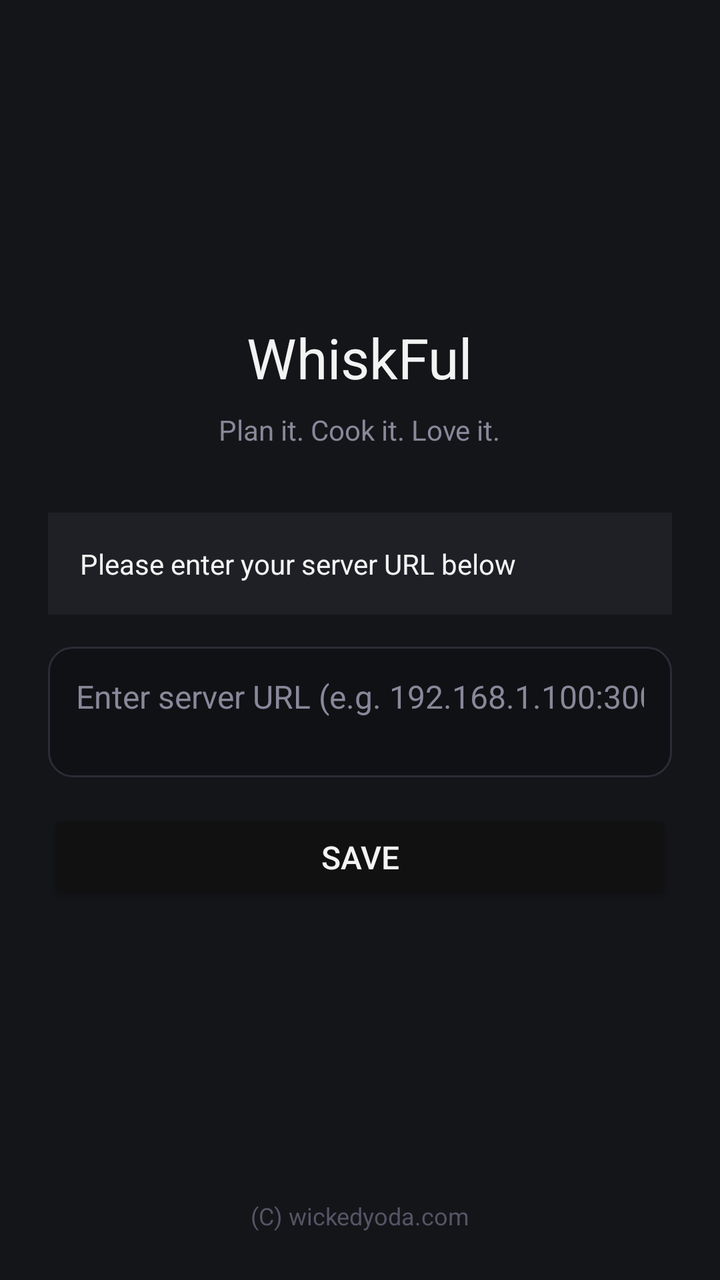
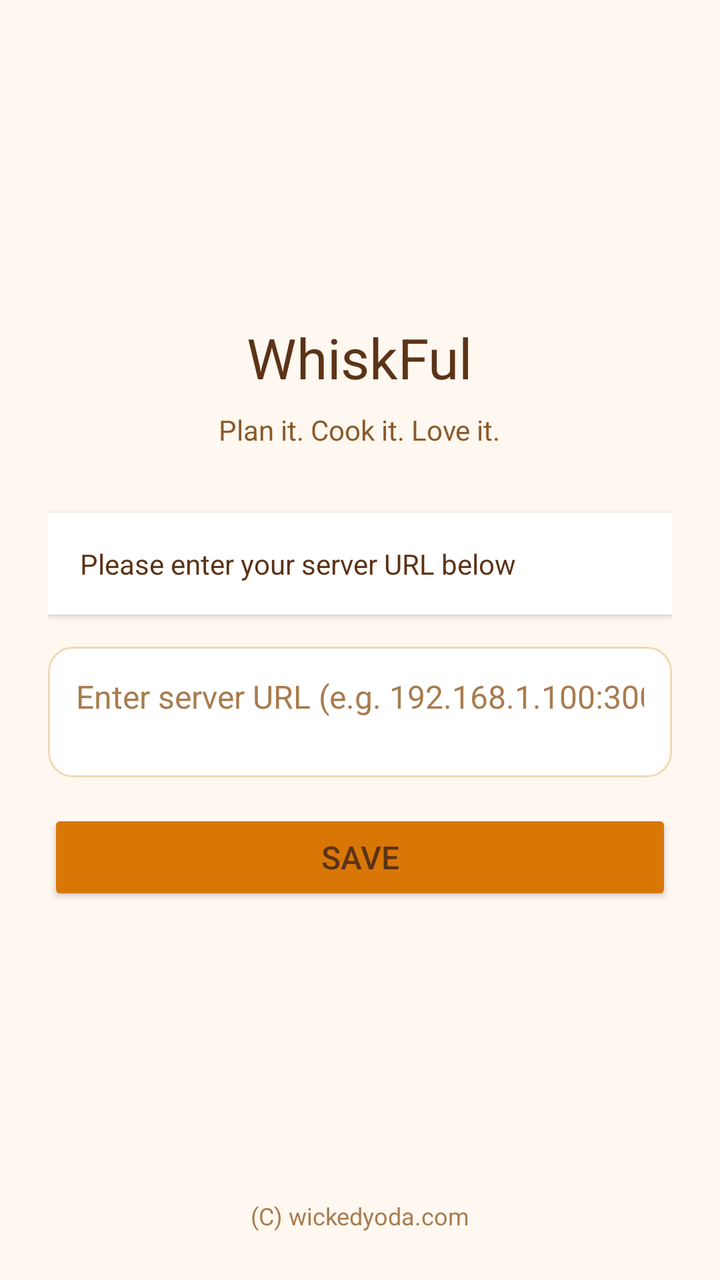

Compare the two renders of this Android layout. The source of the first and the diff that turns it into the second are given below.
<!-- AndroidManifest.xml: application theme Theme.AppCompat.Light.NoActionBar -->
<!-- res/layout/activity_main.xml -->
<?xml version="1.0" encoding="utf-8"?>
<LinearLayout xmlns:android="http://schemas.android.com/apk/res/android"
    android:layout_width="match_parent"
    android:layout_height="match_parent"
    android:background="#141519"
    android:orientation="vertical"
    android:gravity="center"
    android:padding="24dp">

    <ImageView
        android:layout_width="120dp"
        android:layout_height="120dp"
        android:src="@mipmap/ic_launcher"
        android:layout_marginBottom="16dp" />

    <TextView
        android:layout_width="wrap_content"
        android:layout_height="wrap_content"
        android:text="WhiskFul"
        android:textSize="28sp"
        android:textColor="#f3f3f3"
        android:fontFamily="sans-serif"
        android:layout_marginBottom="8dp" />

    <TextView
        android:layout_width="wrap_content"
        android:layout_height="wrap_content"
        android:text="Plan it. Cook it. Love it."
        android:textSize="14sp"
        android:textColor="#888899"
        android:fontFamily="sans-serif"
        android:layout_marginBottom="32dp" />

    <TextView
        android:layout_width="match_parent"
        android:layout_height="wrap_content"
        android:text="Please enter your server URL below"
        android:textSize="14sp"
        android:textColor="#f3f3f3"
        android:fontFamily="sans-serif"
        android:background="#1e2026"
        android:padding="16dp"
        android:layout_marginBottom="16dp" />

    <EditText
        android:id="@+id/urlInput"
        android:layout_width="match_parent"
        android:layout_height="0dp"
        android:layout_weight="0.5"
        android:hint="Enter server URL (e.g. 192.168.1.100:3000)"
        android:textColorHint="#888899"
        android:textColor="#f3f3f3"
        android:background="@drawable/url_input_bg"
        android:padding="14dp"
        android:textSize="16sp"
        android:inputType="textUri"
        android:imeOptions="actionGo"
        android:layout_marginBottom="16dp"
        android:gravity="top|start"
        android:minHeight="0dp" />

    <Button
        android:id="@+id/connectBtn"
        android:layout_width="match_parent"
        android:layout_height="wrap_content"
        android:text="Save"
        android:textColor="#f3f3f3"
        android:textSize="16sp"
        android:backgroundTint="#111111"
        android:layout_marginBottom="16dp" />

    <Space
        android:layout_width="match_parent"
        android:layout_height="0dp"
        android:layout_weight="1" />

    <TextView
        android:layout_width="wrap_content"
        android:layout_height="wrap_content"
        android:text="(C) wickedyoda.com"
        android:textSize="12sp"
        android:textColor="#555566"
        android:fontFamily="sans-serif" />

</LinearLayout>
<!-- resources referenced by this layout -->
<resources>
  <!-- drawable url_input_bg (drawable) -->
  <?xml version="1.0" encoding="utf-8"?>
  <shape xmlns:android="http://schemas.android.com/apk/res/android">
      <solid android:color="#0f1115" />
      <stroke android:width="1dp" android:color="#2a2d35" />
      <corners android:radius="12dp" />
  </shape>
  <!-- mipmap ic_launcher (mipmap-anydpi-v26) -->
  <?xml version="1.0" encoding="utf-8"?>
  <adaptive-icon xmlns:android="http://schemas.android.com/apk/res/android">
      <background android:drawable="@color/ic_launcher_background" />
      <foreground android:drawable="@mipmap/ic_launcher" />
  </adaptive-icon>
  <color name="ic_launcher_background">#FFFFFF</color>
</resources>

<!-- the commit's change to res/layout/activity_main.xml (unified diff, before → after) -->
@@ -2,7 +2,7 @@
 <LinearLayout xmlns:android="http://schemas.android.com/apk/res/android"
     android:layout_width="match_parent"
     android:layout_height="match_parent"
-    android:background="#141519"
+    android:background="#fff8f0"
     android:orientation="vertical"
     android:gravity="center"
     android:padding="24dp">
@@ -18,7 +18,7 @@
         android:layout_height="wrap_content"
         android:text="WhiskFul"
         android:textSize="28sp"
-        android:textColor="#f3f3f3"
+        android:textColor="#5c3317"
         android:fontFamily="sans-serif"
         android:layout_marginBottom="8dp" />
 
@@ -27,7 +27,7 @@
         android:layout_height="wrap_content"
         android:text="Plan it. Cook it. Love it."
         android:textSize="14sp"
-        android:textColor="#888899"
+        android:textColor="#8a5a2b"
         android:fontFamily="sans-serif"
         android:layout_marginBottom="32dp" />
 
@@ -36,11 +36,12 @@
         android:layout_height="wrap_content"
         android:text="Please enter your server URL below"
         android:textSize="14sp"
-        android:textColor="#f3f3f3"
+        android:textColor="#5c3317"
         android:fontFamily="sans-serif"
-        android:background="#1e2026"
+        android:background="#fff"
         android:padding="16dp"
-        android:layout_marginBottom="16dp" />
+        android:layout_marginBottom="16dp"
+        android:elevation="2dp" />
 
     <EditText
         android:id="@+id/urlInput"
@@ -48,8 +49,8 @@
         android:layout_height="0dp"
         android:layout_weight="0.5"
         android:hint="Enter server URL (e.g. 192.168.1.100:3000)"
-        android:textColorHint="#888899"
-        android:textColor="#f3f3f3"
+        android:textColorHint="#a87c4f"
+        android:textColor="#5c3317"
         android:background="@drawable/url_input_bg"
         android:padding="14dp"
         android:textSize="16sp"
@@ -64,9 +65,9 @@
         android:layout_width="match_parent"
         android:layout_height="wrap_content"
         android:text="Save"
-        android:textColor="#f3f3f3"
+        android:textColor="#5c3317"
         android:textSize="16sp"
-        android:backgroundTint="#111111"
+        android:backgroundTint="#d97706"
         android:layout_marginBottom="16dp" />
 
     <Space
@@ -79,7 +80,7 @@
         android:layout_height="wrap_content"
         android:text="(C) wickedyoda.com"
         android:textSize="12sp"
-        android:textColor="#555566"
+        android:textColor="#a87c4f"
         android:fontFamily="sans-serif" />
 
 </LinearLayout>
<!-- resource entries referenced after the edit -->
@@ -3,8 +3,8 @@
   <!-- drawable url_input_bg (drawable) -->
   <?xml version="1.0" encoding="utf-8"?>
   <shape xmlns:android="http://schemas.android.com/apk/res/android">
-      <solid android:color="#0f1115" />
-      <stroke android:width="1dp" android:color="#2a2d35" />
+      <solid android:color="#fff" />
+      <stroke android:width="1dp" android:color="#f0d9b5" />
       <corners android:radius="12dp" />
   </shape>
   <!-- mipmap ic_launcher (mipmap-anydpi-v26) -->
